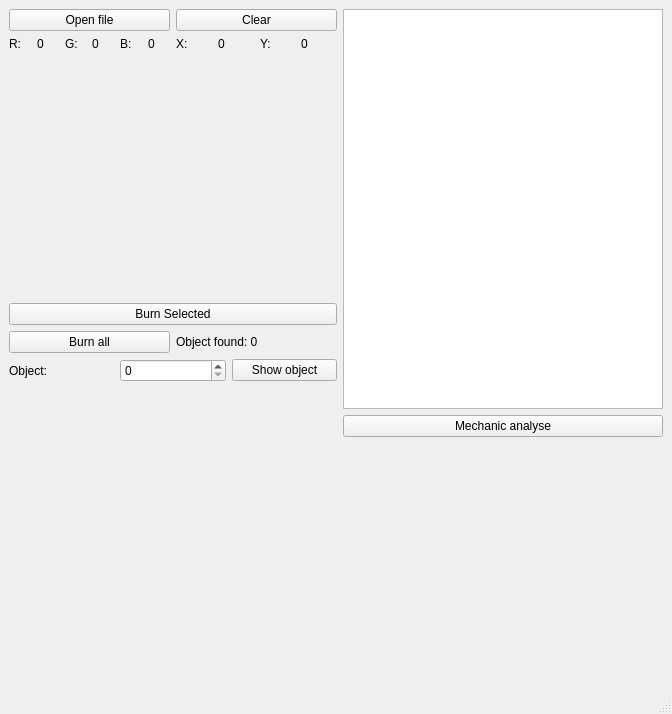
First picture: the form in sw_5/mainwindow.ui, repository z3rostack/systemy_wizyjne, before the edit.
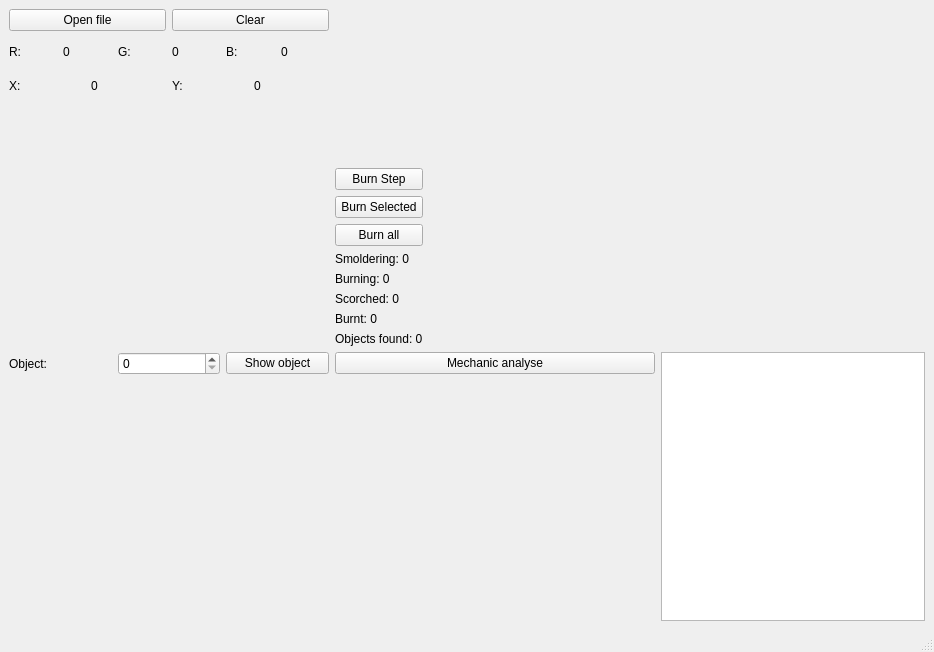
Second picture: the form after the edit. Custom widgets are drawn as their Qt base class.

Diff of the .ui file:
```diff
--- a/sw_5/mainwindow.ui
+++ b/sw_5/mainwindow.ui
@@ -6,21 +6,39 @@
    <rect>
     <x>0</x>
     <y>0</y>
-    <width>672</width>
-    <height>714</height>
+    <width>934</width>
+    <height>652</height>
    </rect>
   </property>
+  <property name="sizePolicy">
+   <sizepolicy hsizetype="Fixed" vsizetype="Fixed">
+    <horstretch>0</horstretch>
+    <verstretch>0</verstretch>
+   </sizepolicy>
+  </property>
+  <property name="minimumSize">
+   <size>
+    <width>0</width>
+    <height>0</height>
+   </size>
+  </property>
+  <property name="maximumSize">
+   <size>
+    <width>934</width>
+    <height>652</height>
+   </size>
+  </property>
   <property name="windowTitle">
    <string>MainWindow</string>
   </property>
   <widget class="QWidget" name="centralwidget">
-   <layout class="QVBoxLayout" name="verticalLayout_5">
+   <layout class="QVBoxLayout" name="verticalLayout_9">
     <item>
-     <layout class="QHBoxLayout" name="horizontalLayout_7">
+     <layout class="QVBoxLayout" name="verticalLayout_8">
       <item>
-       <layout class="QVBoxLayout" name="verticalLayout_4">
+       <layout class="QHBoxLayout" name="horizontalLayout_4">
         <item>
-         <layout class="QVBoxLayout" name="verticalLayout_2">
+         <layout class="QVBoxLayout" name="verticalLayout_7">
           <item>
            <layout class="QHBoxLayout" name="horizontalLayout_3">
             <item>
@@ -40,7 +58,7 @@
            </layout>
           </item>
           <item>
-           <layout class="QHBoxLayout" name="horizontalLayout_4">
+           <layout class="QVBoxLayout" name="verticalLayout_4">
             <item>
              <layout class="QHBoxLayout" name="horizontalLayout_2">
               <item>
@@ -137,8 +155,8 @@
             </property>
             <property name="maximumSize">
              <size>
-              <width>640</width>
-              <height>480</height>
+              <width>320</width>
+              <height>240</height>
              </size>
             </property>
             <property name="text">
@@ -146,15 +164,39 @@
             </property>
            </widget>
           </item>
+         </layout>
+        </item>
+        <item>
+         <layout class="QVBoxLayout" name="verticalLayout_5">
           <item>
-           <widget class="QPushButton" name="burn_selected_button">
-            <property name="text">
-             <string>Burn Selected</string>
+           <spacer name="verticalSpacer_2">
+            <property name="orientation">
+             <enum>Qt::Orientation::Vertical</enum>
             </property>
-           </widget>
+            <property name="sizeHint" stdset="0">
+             <size>
+              <width>20</width>
+              <height>40</height>
+             </size>
+            </property>
+           </spacer>
           </item>
           <item>
-           <layout class="QHBoxLayout" name="horizontalLayout_6">
+           <layout class="QVBoxLayout" name="verticalLayout_2">
+            <item>
+             <widget class="QPushButton" name="burn_step_button">
+              <property name="text">
+               <string>Burn Step</string>
+              </property>
+             </widget>
+            </item>
+            <item>
+             <widget class="QPushButton" name="burn_selected_button">
+              <property name="text">
+               <string>Burn Selected</string>
+              </property>
+             </widget>
+            </item>
             <item>
              <widget class="QPushButton" name="burn_all_button">
               <property name="text">
@@ -162,10 +204,42 @@
               </property>
              </widget>
             </item>
+           </layout>
+          </item>
+          <item>
+           <layout class="QVBoxLayout" name="verticalLayout_3">
             <item>
-             <widget class="QLabel" name="label">
+             <widget class="QLabel" name="smoldering_label">
               <property name="text">
-               <string>Object found: 0</string>
+               <string>Smoldering: 0</string>
+              </property>
+             </widget>
+            </item>
+            <item>
+             <widget class="QLabel" name="burning_label">
+              <property name="text">
+               <string>Burning: 0</string>
+              </property>
+             </widget>
+            </item>
+            <item>
+             <widget class="QLabel" name="scorched_label">
+              <property name="text">
+               <string>Scorched: 0</string>
+              </property>
+             </widget>
+            </item>
+            <item>
+             <widget class="QLabel" name="burnt_label">
+              <property name="text">
+               <string>Burnt: 0</string>
+              </property>
+             </widget>
+            </item>
+            <item>
+             <widget class="QLabel" name="objects_found_label">
+              <property name="text">
+               <string>Objects found: 0</string>
               </property>
              </widget>
             </item>
@@ -173,6 +247,23 @@
           </item>
          </layout>
         </item>
+        <item>
+         <spacer name="horizontalSpacer">
+          <property name="orientation">
+           <enum>Qt::Orientation::Horizontal</enum>
+          </property>
+          <property name="sizeHint" stdset="0">
+           <size>
+            <width>40</width>
+            <height>20</height>
+           </size>
+          </property>
+         </spacer>
+        </item>
+       </layout>
+      </item>
+      <item>
+       <layout class="QHBoxLayout" name="horizontalLayout_7">
         <item>
          <layout class="QVBoxLayout" name="verticalLayout">
           <item>
@@ -230,10 +321,42 @@
           </item>
          </layout>
         </item>
-       </layout>
-      </item>
-      <item>
-       <layout class="QVBoxLayout" name="verticalLayout_3">
+        <item>
+         <layout class="QVBoxLayout" name="verticalLayout_6">
+          <item>
+           <widget class="QPushButton" name="analyse_mech_button">
+            <property name="text">
+             <string>Mechanic analyse</string>
+            </property>
+           </widget>
+          </item>
+          <item>
+           <widget class="QLabel" name="mechanic_label">
+            <property name="sizePolicy">
+             <sizepolicy hsizetype="Preferred" vsizetype="Minimum">
+              <horstretch>0</horstretch>
+              <verstretch>0</verstretch>
+             </sizepolicy>
+            </property>
+            <property name="minimumSize">
+             <size>
+              <width>320</width>
+              <height>240</height>
+             </size>
+            </property>
+            <property name="maximumSize">
+             <size>
+              <width>320</width>
+              <height>240</height>
+             </size>
+            </property>
+            <property name="text">
+             <string/>
+            </property>
+           </widget>
+          </item>
+         </layout>
+        </item>
         <item>
          <widget class="QTextEdit" name="analyse_log">
           <property name="sizePolicy">
@@ -254,38 +377,6 @@
           </property>
          </widget>
         </item>
-        <item>
-         <widget class="QPushButton" name="analyse_mech_button">
-          <property name="text">
-           <string>Mechanic analyse</string>
-          </property>
-         </widget>
-        </item>
-        <item>
-         <widget class="QLabel" name="mechanic_label">
-          <property name="sizePolicy">
-           <sizepolicy hsizetype="Preferred" vsizetype="Minimum">
-            <horstretch>0</horstretch>
-            <verstretch>0</verstretch>
-           </sizepolicy>
-          </property>
-          <property name="minimumSize">
-           <size>
-            <width>320</width>
-            <height>240</height>
-           </size>
-          </property>
-          <property name="maximumSize">
-           <size>
-            <width>320</width>
-            <height>240</height>
-           </size>
-          </property>
-          <property name="text">
-           <string/>
-          </property>
-         </widget>
-        </item>
        </layout>
       </item>
      </layout>
```
Left out of the diff: 2 changed lines with no effect on the pictures.
